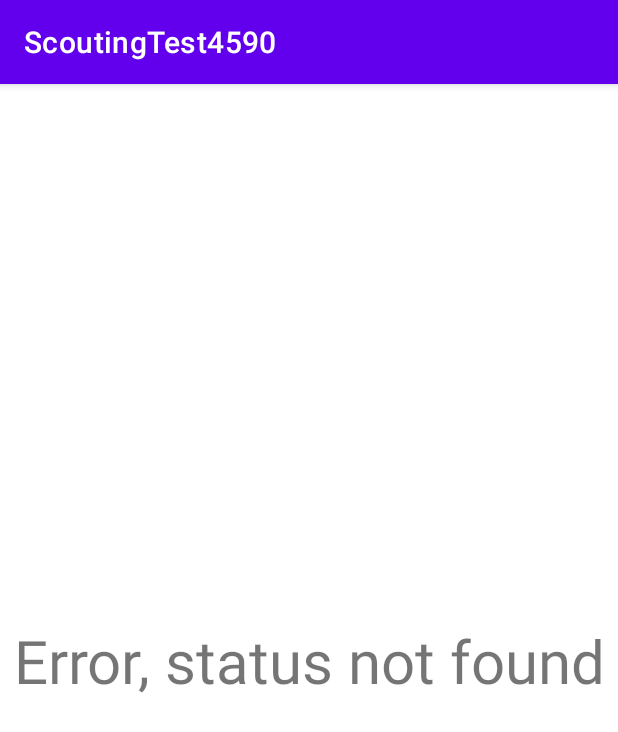
After one commit to GreenBlitz/GBScoutingApp, an Android app: the ErrorActivity screen opened directly, with no data from a screen before it, on a phone screen of 412 x 824 dp. The commit adds this screen. Shown: the top 732 px of the screen. Run offline under Robolectric (Android 15) with nearby library versions, the phone set to English and light mode, and no system bars.

```diff
--- a/app/src/main/AndroidManifest.xml
+++ b/app/src/main/AndroidManifest.xml
@@ -13,10 +13,13 @@
         android:theme="@style/Theme.ScoutingTest4590"
         android:usesCleartextTraffic="true"
         tools:targetApi="m">
+        <activity android:name=".ErrorActivity"></activity>
+        <activity android:name=".ScouterActivity" />
         <activity android:name=".MainActivity" />
         <activity android:name=".MainActivity2">
             <intent-filter>
                 <action android:name="android.intent.action.MAIN" />
+
                 <category android:name="android.intent.category.LAUNCHER" />
             </intent-filter>
         </activity>
--- /dev/null
+++ b/app/src/main/java/com/example/scoutingtest4590/ErrorActivity.java
@@ -0,0 +1,14 @@
+package com.example.scoutingtest4590;
+
+import androidx.appcompat.app.AppCompatActivity;
+
+import android.os.Bundle;
+
+public class ErrorActivity extends AppCompatActivity {
+
+    @Override
+    protected void onCreate(Bundle savedInstanceState) {
+        super.onCreate(savedInstanceState);
+        setContentView(R.layout.activity_error);
+    }
+}
--- /dev/null
+++ b/app/src/main/res/layout/activity_error.xml
@@ -0,0 +1,19 @@
+<?xml version="1.0" encoding="utf-8"?>
+<androidx.constraintlayout.widget.ConstraintLayout xmlns:android="http://schemas.android.com/apk/res/android"
+    xmlns:app="http://schemas.android.com/apk/res-auto"
+    xmlns:tools="http://schemas.android.com/tools"
+    android:layout_width="match_parent"
+    android:layout_height="match_parent"
+    tools:context=".ErrorActivity">
+
+    <TextView
+        android:id="@+id/textView"
+        android:layout_width="wrap_content"
+        android:layout_height="wrap_content"
+        android:text="Error, status not found"
+        app:layout_constraintBottom_toBottomOf="parent"
+        app:layout_constraintEnd_toEndOf="parent"
+        app:layout_constraintStart_toStartOf="parent"
+        app:layout_constraintTop_toTopOf="parent"
+        android:textSize="40dp"/>
+</androidx.constraintlayout.widget.ConstraintLayout>
--- a/app/src/main/res/values/strings.xml
+++ b/app/src/main/res/values/strings.xml
@@ -8,4 +8,5 @@
     <string name="enter_pin">ENTER PIN</string>
     <string name="textview">TextView</string>
     <string name="button">Button</string>
+    <string name="scouter">Scouter</string>
 </resources>
```
Also changed, not shown: app/src/main/java/com/example/scoutingtest4590/MainActivity2.java (+152 -127 lines), app/src/main/java/com/example/scoutingtest4590/Method.java (added, +23 -0 lines), app/src/main/java/com/example/scoutingtest4590/ScouterActivity.java (added, +14 -0 lines), app/src/main/res/layout/activity_scouter.xml (added, +16 -0 lines). Lines whose indentation alone changed are shown as unchanged.
